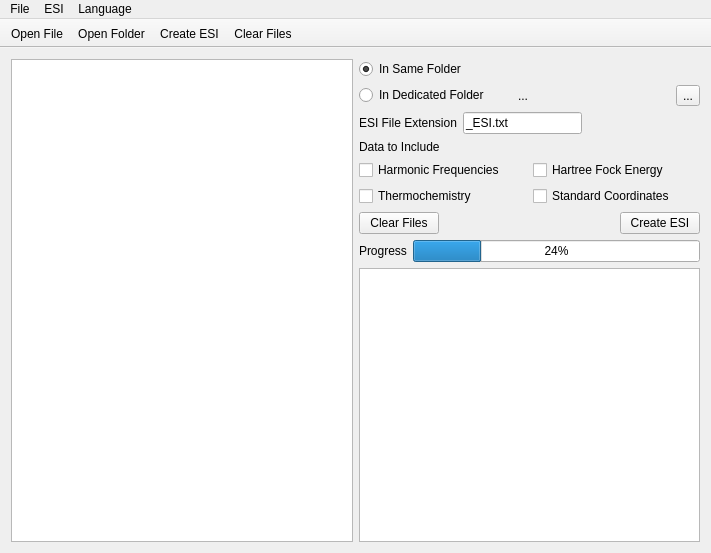
Old version of the form Geac/geac.ui in the repository LaTruelle/Geac.
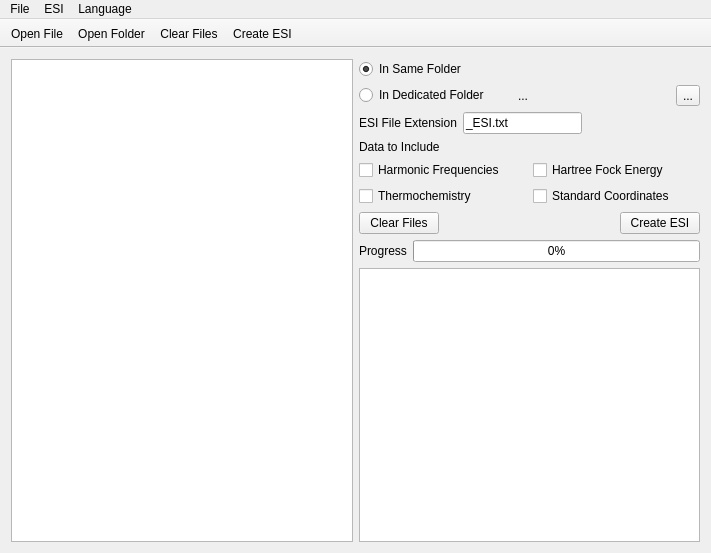
New version of the form. Icons and pictures are not drawn.

Commit message: Updated Resource Files with aliases and changed subsequent code

Diff of the .ui file:
```diff
--- a/Geac/geac.ui
+++ b/Geac/geac.ui
@@ -179,8 +179,11 @@
           </item>
           <item>
            <widget class="QProgressBar" name="progressBar">
+            <property name="enabled">
+             <bool>true</bool>
+            </property>
             <property name="value">
-             <number>24</number>
+             <number>0</number>
             </property>
            </widget>
           </item>
@@ -247,8 +250,8 @@
    </attribute>
    <addaction name="actionOpen_File"/>
    <addaction name="actionOpen_Folder"/>
-   <addaction name="actionCreate_ESI"/>
    <addaction name="actionClear_Files"/>
+   <addaction name="actionCreate_ESI"/>
   </widget>
   <action name="actionOpen_File">
    <property name="icon">
```
Left out of the diff: 10 changed lines with no effect on the pictures. The commit also changes 2 other files.
